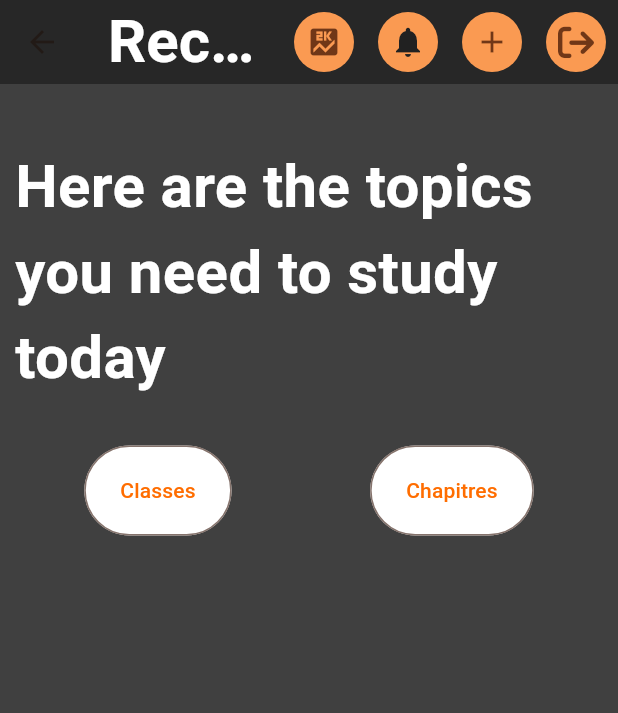
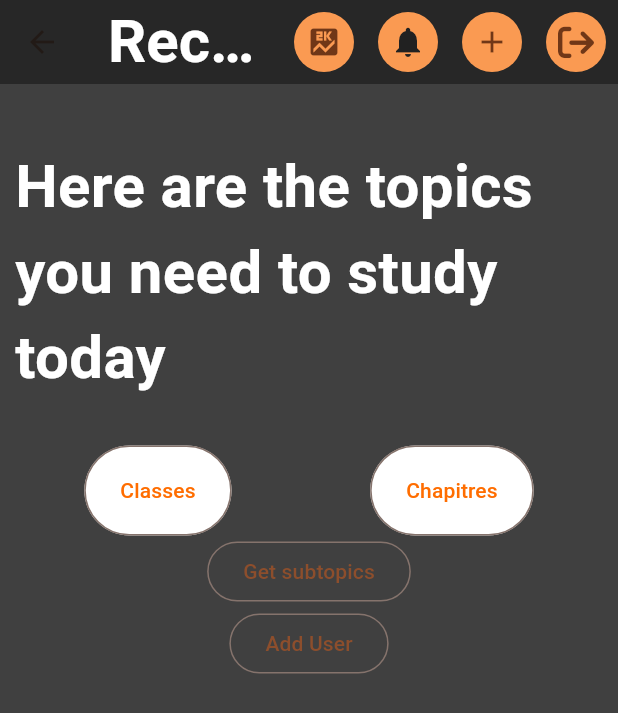
Before and after one commit to All-Khwarizmi/recal, a Flutter app: the HomeScaffold screen opened directly with empty values, on a phone screen of 412 x 824 dp. Shown: the top 713 px of the screen. Run offline on Flutter 3.47's test engine with Material 2 defaults, Android fonts, the light colour scheme and no system bars; our stand-ins replace cloud_firestore, firebase_auth, firebase_core, firebase_messaging, flutter_local_notifications, font_awesome_flutter and 4 more; missing offline and left inert: firebase_ui_auth, workmanager; accounts and stored records are empty.

Commit message:
📦 NEW: Add add user with messaging token method

```diff
--- a/lib/home/body.dart
+++ b/lib/home/body.dart
@@ -1,4 +1,5 @@
 import 'package:flutter/material.dart';
+import 'package:recal_mobile2/services/database/firestore.dart';
 import 'button_primary.dart';
 import 'main_title.dart';
 
@@ -25,7 +26,22 @@ class MyAppBody extends StatelessWidget {
                 ],
               ),
             ),
+            OutlinedButton(
+                onPressed: () async {
+                  final subtopics = await TopicsDB().getSubTopics();
+                  subtopics.docs.forEach(
+                    (element) => print(element.data()),
+                  );
+                  //print('Subtopics= ${subtopics.docs.first}');
+                },
+                child: Text('Get subtopics')),
+            OutlinedButton(
+                onPressed: () async {
+                  TopicsDB().addUser();
 
+                  // print('Subtopics= ${subtopics.docs.first}');
+                },
+                child: Text('Add User'))
           ],
         ),
       ]),
--- a/lib/main.dart
+++ b/lib/main.dart
@@ -36,8 +36,7 @@ class _AppState extends State<App> {
       future: _initialization,
       builder: (context, snapshot) {
         final localSnapshot = snapshot;
-        print("Firebase init state ${localSnapshot.connectionState}");
-        print("Firebase init data ${localSnapshot.hasData}");
+
         if (localSnapshot.hasError) {
           return MaterialApp(
               home: CustomPlaceHolder(text: localSnapshot.error.toString()));
--- a/lib/providers/firestore_state/fire_state.dart
+++ b/lib/providers/firestore_state/fire_state.dart
@@ -13,6 +13,7 @@ class FireState extends ChangeNotifier {
     init();
   }
 
+  var db = FirebaseFirestore.instance;
   var _topicFireList = [];
   get getTopicList => _topicFireList;
   get isTopic => _topicFireList.isEmpty;
@@ -69,7 +70,6 @@ class FireState extends ChangeNotifier {
     });
   }
 
-
   // Add topic
   Future<void> addTopicFire(
     String name,
@@ -86,8 +86,7 @@ class FireState extends ChangeNotifier {
   }
 
   // Add subcollection to document of topic collection
-  Future<void> addSubTopic(
-      String topicName, String subTopic) async {
+  Future<void> addSubTopic(String topicName, String subTopic) async {
     return FirebaseFirestore.instance
         .collection("topics")
         .doc(topicName)
@@ -97,4 +96,8 @@ class FireState extends ChangeNotifier {
       "timeStamp": DateTime.now().microsecondsSinceEpoch
     });
   }
+
+  Future<QuerySnapshot<Map<String, dynamic>>> getSubTopics() async {
+    return db.collection('topics').doc('Algebra').collection('subtopics').get();
+  }
 }
--- /dev/null
+++ b/lib/services/database/firestore.dart
@@ -0,0 +1,40 @@
+import 'package:cloud_firestore/cloud_firestore.dart';
+import 'package:firebase_messaging/firebase_messaging.dart';
+import 'package:recal_mobile2/services/authentication/fire_auth.dart';
+
+class TopicsDB {
+  final user = AuthService().user;
+  FirebaseMessaging messaging = FirebaseMessaging.instance;
+  var db = FirebaseFirestore.instance;
+
+  Future<QuerySnapshot<Map<String, dynamic>>> getSubTopics() async {
+    return db.collection('users').doc(user!.uid).collection('topics').get();
+  }
+
+  Future<String?> getToken() async {
+// use the returned token to send messages to users from your custom server
+    String? token = await messaging.getToken(
+      vapidKey:
+          'BOyhTGf45cwhjMYWi4DSvf1Q9Q9Tc8O6ECDkbww8OBia3WZabIJ0dblWk_zF0on1kL5CgYlBxErRN1vsj8fsImE',
+    );
+
+    // print("Here's the user permission token $token");
+    return token;
+  }
+
+  Future<void> addUser() async {
+    final token = await getToken();
+    final isUserInDb =
+        await db.collection('users').where("token", isEqualTo: "token").get();
+
+    if (isUserInDb.size > 0) {
+      print('User already in DB ${isUserInDb.size}');
+    } else {
+      print('User not in db yet ${isUserInDb.size}');
+      return db.collection('users').doc(user!.uid).set({
+        "uid": user!.uid,
+        "token": token,
+      });
+    }
+  }
+}
```
